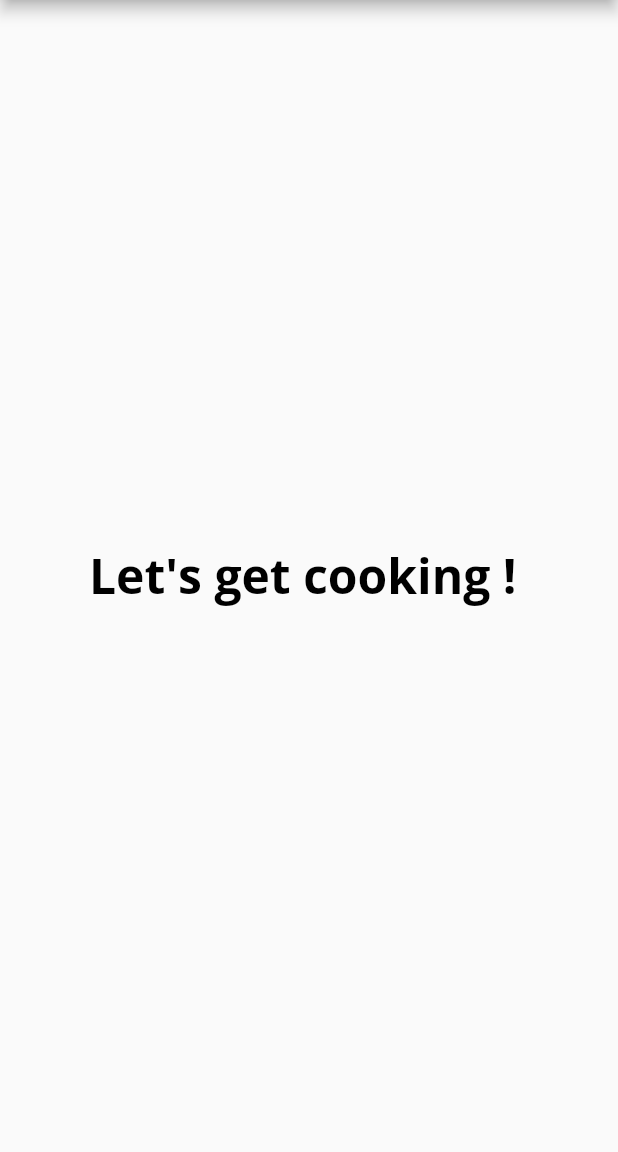
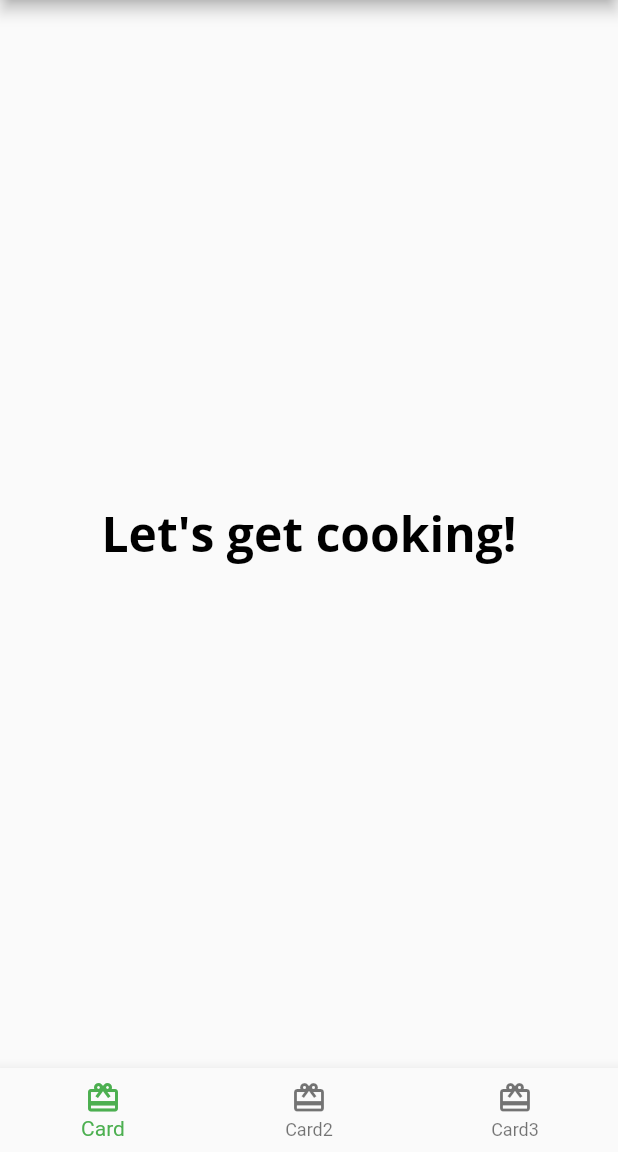
Before and after one commit to devoskropic/one, a Flutter app: the screen it shows after launch, on a phone screen of 412 x 824 dp, the part 84-1236 px from its top. Run offline on Flutter 3.47's test engine with Material 2 defaults, Android fonts, the phone set to English and light mode, and no system bars; our stand-ins replace google_fonts.

```diff
--- a/lib/home.dart
+++ b/lib/home.dart
@@ -1,30 +1,47 @@
 import 'package:flutter/material.dart';
 
-// 1
 class Home extends StatefulWidget {
   const Home({Key? key}) : super(key: key);
+
   @override
   _HomeState createState() => _HomeState();
 }
 
 class _HomeState extends State<Home> {
   // HW: Add state variables and functions
+
   @override
   Widget build(BuildContext context) {
     return Scaffold(
       appBar: AppBar(
         title: Text(
           'Hablemo',
-          // 2
           style: Theme.of(context).textTheme.headline6,
         ),
       ),
       // HW: Show selected tab
       body: Center(
-          child: Text('Let\'s get cooking ! ',
-              // 3
-              style: Theme.of(context).textTheme.headline1)),
+        child: Text('Let\'s get cooking!',
+            style: Theme.of(context).textTheme.headline1),
+      ),
       // HW: Add bottom navigation bar
+      bottomNavigationBar: BottomNavigationBar(
+        selectedItemColor: Theme.of(context).textSelectionTheme.selectionColor,
+        items: const <BottomNavigationBarItem>[
+          BottomNavigationBarItem(
+            icon: Icon(Icons.card_giftcard),
+            label: "Card",
+          ),
+          BottomNavigationBarItem(
+            icon: Icon(Icons.card_giftcard),
+            label: "Card2",
+          ),
+          BottomNavigationBarItem(
+            icon: Icon(Icons.card_giftcard),
+            label: "Card3",
+          ),
+        ],
+      ),
     );
   }
 }
```
